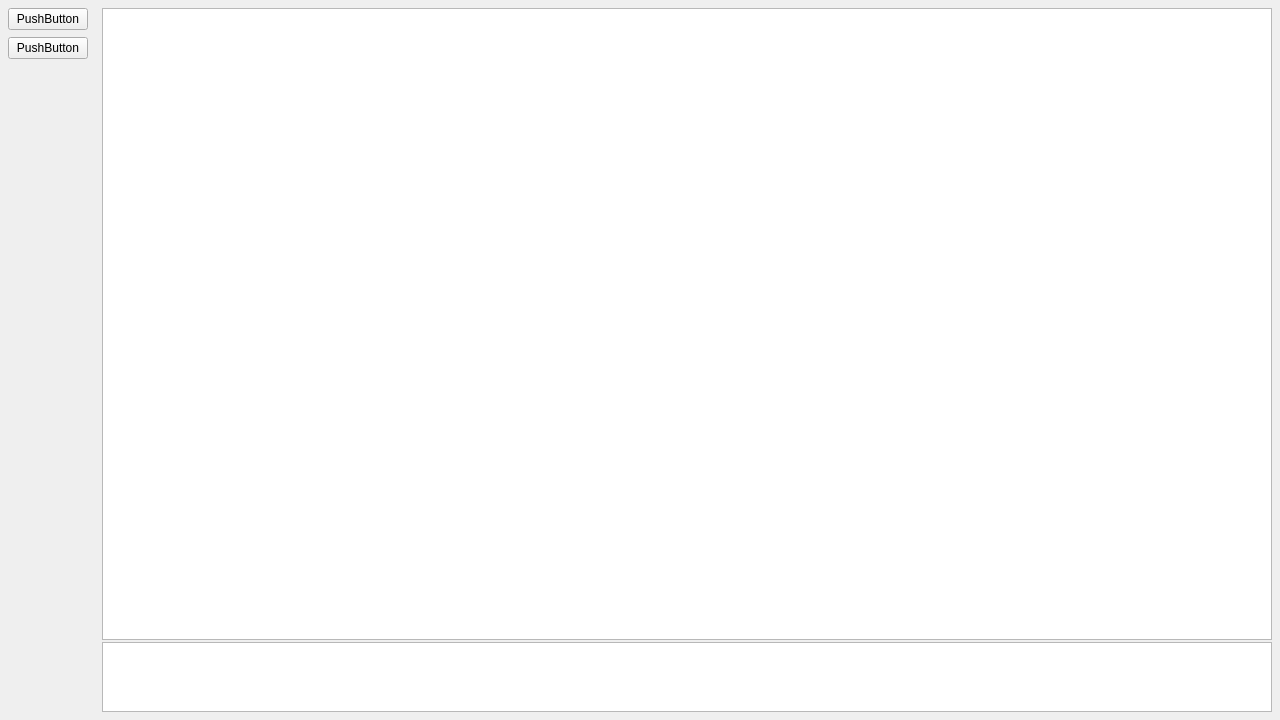
Above: forms/mainwindow.ui from Mx-Angel/ConnText-Desktop before the change. Below: the same form after it.
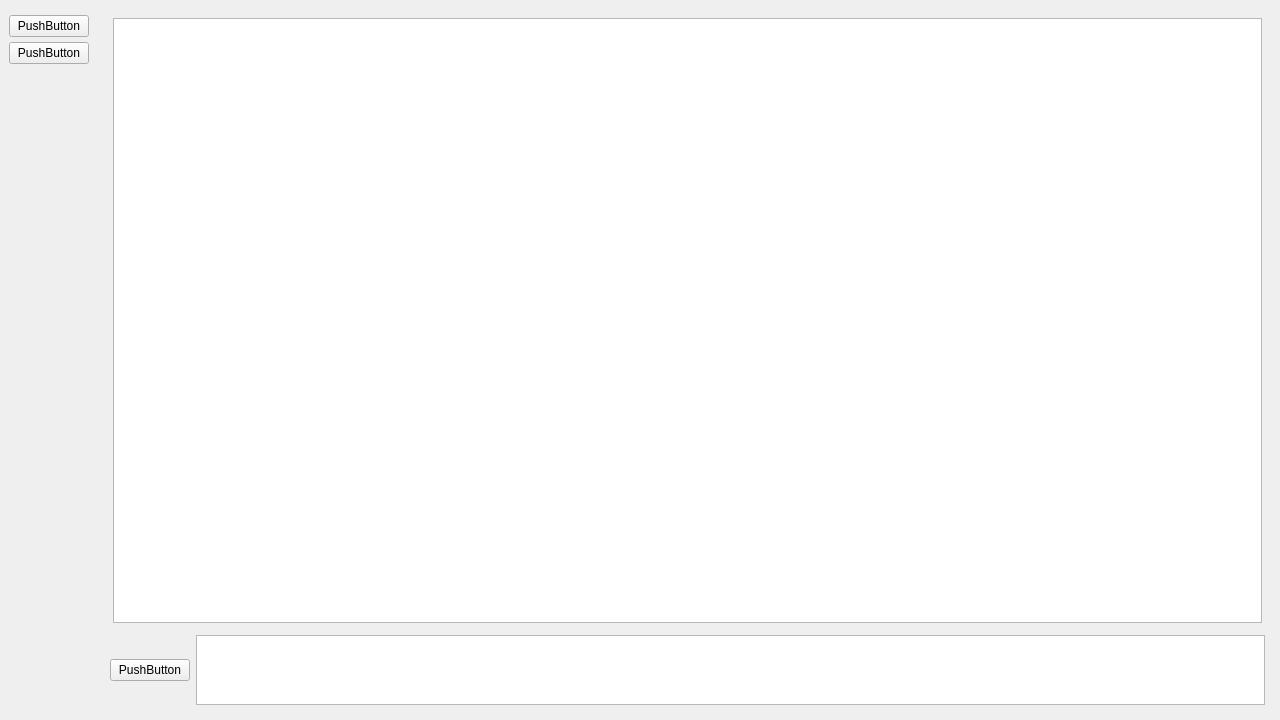
That is the form after the change.

Commit message: Add button for sending messages

Diff of the .ui file:
```diff
--- a/forms/mainwindow.ui
+++ b/forms/mainwindow.ui
@@ -16,24 +16,24 @@
   <widget class="QWidget" name="centralwidget">
    <layout class="QGridLayout" name="gridLayout">
     <property name="leftMargin">
-     <number>2</number>
+     <number>3</number>
     </property>
     <property name="topMargin">
-     <number>2</number>
+     <number>3</number>
     </property>
     <property name="rightMargin">
-     <number>2</number>
+     <number>3</number>
     </property>
     <property name="bottomMargin">
-     <number>2</number>
+     <number>3</number>
     </property>
     <property name="spacing">
-     <number>2</number>
+     <number>3</number>
     </property>
     <item row="0" column="0">
      <layout class="QHBoxLayout" name="horizontalLayout">
       <property name="spacing">
-       <number>2</number>
+       <number>3</number>
       </property>
       <item>
        <widget class="QWidget" name="widget" native="true">
@@ -51,7 +51,7 @@
         </property>
         <layout class="QVBoxLayout" name="verticalLayout_3">
          <property name="spacing">
-          <number>2</number>
+          <number>3</number>
          </property>
          <property name="leftMargin">
           <number>6</number>
@@ -68,13 +68,19 @@
          <item>
           <layout class="QVBoxLayout" name="verticalLayout">
            <property name="spacing">
-            <number>2</number>
+            <number>9</number>
+           </property>
+           <property name="topMargin">
+            <number>6</number>
+           </property>
+           <property name="bottomMargin">
+            <number>6</number>
            </property>
            <item>
             <widget class="QWidget" name="widget_3" native="true">
              <layout class="QVBoxLayout" name="verticalLayout_6">
               <property name="spacing">
-               <number>2</number>
+               <number>0</number>
               </property>
               <property name="leftMargin">
                <number>0</number>
@@ -147,7 +153,7 @@
        <widget class="QWidget" name="widget_2" native="true">
         <layout class="QVBoxLayout" name="verticalLayout_4">
          <property name="spacing">
-          <number>2</number>
+          <number>3</number>
          </property>
          <property name="leftMargin">
           <number>6</number>
@@ -163,23 +169,99 @@
          </property>
          <item>
           <layout class="QVBoxLayout" name="verticalLayout_2">
+           <property name="spacing">
+            <number>9</number>
+           </property>
+           <property name="leftMargin">
+            <number>6</number>
+           </property>
+           <property name="topMargin">
+            <number>6</number>
+           </property>
+           <property name="rightMargin">
+            <number>6</number>
+           </property>
+           <property name="bottomMargin">
+            <number>6</number>
+           </property>
            <item>
-            <widget class="QListWidget" name="listWidget"/>
+            <widget class="QWidget" name="widget_5" native="true">
+             <layout class="QVBoxLayout" name="verticalLayout_7">
+              <property name="spacing">
+               <number>0</number>
+              </property>
+              <property name="leftMargin">
+               <number>3</number>
+              </property>
+              <property name="topMargin">
+               <number>3</number>
+              </property>
+              <property name="rightMargin">
+               <number>3</number>
+              </property>
+              <property name="bottomMargin">
+               <number>3</number>
+              </property>
+              <item>
+               <widget class="QListWidget" name="listWidget">
+                <property name="sizePolicy">
+                 <sizepolicy hsizetype="Preferred" vsizetype="Preferred">
+                  <horstretch>0</horstretch>
+                  <verstretch>0</verstretch>
+                 </sizepolicy>
+                </property>
+               </widget>
+              </item>
+             </layout>
+            </widget>
            </item>
            <item>
-            <widget class="QTextEdit" name="textEdit">
-             <property name="sizePolicy">
-              <sizepolicy hsizetype="Expanding" vsizetype="Fixed">
-               <horstretch>0</horstretch>
-               <verstretch>0</verstretch>
-              </sizepolicy>
-             </property>
+            <widget class="QWidget" name="widget_4" native="true">
              <property name="maximumSize">
               <size>
                <width>16777215</width>
                <height>70</height>
               </size>
              </property>
+             <layout class="QHBoxLayout" name="horizontalLayout_3">
+              <property name="leftMargin">
+               <number>0</number>
+              </property>
+              <property name="topMargin">
+               <number>0</number>
+              </property>
+              <property name="rightMargin">
+               <number>0</number>
+              </property>
+              <property name="bottomMargin">
+               <number>0</number>
+              </property>
+              <item>
+               <layout class="QHBoxLayout" name="horizontalLayout_2">
+                <item>
+                 <widget class="QPushButton" name="pushButton_3">
+                  <property name="text">
+                   <string>PushButton</string>
+                  </property>
+                 </widget>
+                </item>
+                <item>
+                 <widget class="QTextEdit" name="textEdit">
+                  <property name="html">
+                   <string>&lt;!DOCTYPE HTML PUBLIC &quot;-//W3C//DTD HTML 4.0//EN&quot; &quot;http://www.w3.org/TR/REC-html40/strict.dtd&quot;&gt;
+&lt;html&gt;&lt;head&gt;&lt;meta name=&quot;qrichtext&quot; content=&quot;1&quot; /&gt;&lt;meta charset=&quot;utf-8&quot; /&gt;&lt;style type=&quot;text/css&quot;&gt;
+p, li { white-space: pre-wrap; }
+hr { height: 1px; border-width: 0; }
+li.unchecked::marker { content: &quot;\2610&quot;; }
+li.checked::marker { content: &quot;\2612&quot;; }
+&lt;/style&gt;&lt;/head&gt;&lt;body style=&quot; font-family:'Noto Sans'; font-size:10pt; font-weight:400; font-style:normal;&quot;&gt;
+&lt;p style=&quot;-qt-paragraph-type:empty; margin-top:0px; margin-bottom:0px; margin-left:0px; margin-right:0px; -qt-block-indent:0; text-indent:0px;&quot;&gt;&lt;br /&gt;&lt;/p&gt;&lt;/body&gt;&lt;/html&gt;</string>
+                  </property>
+                 </widget>
+                </item>
+               </layout>
+              </item>
+             </layout>
             </widget>
            </item>
           </layout>
```
